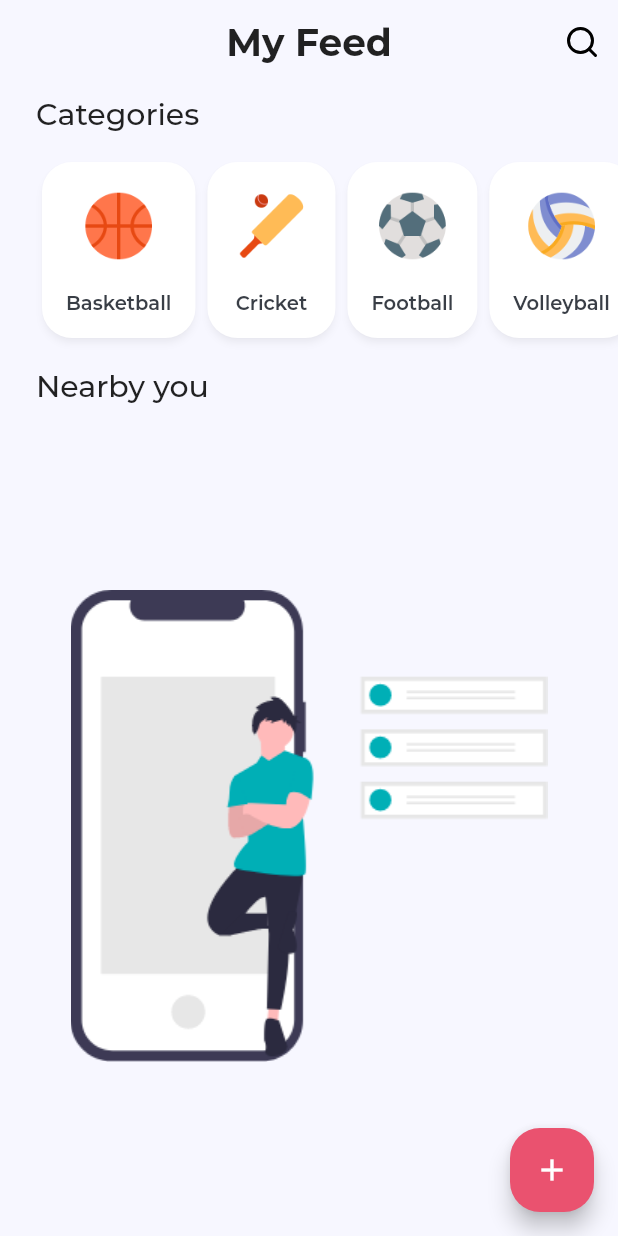
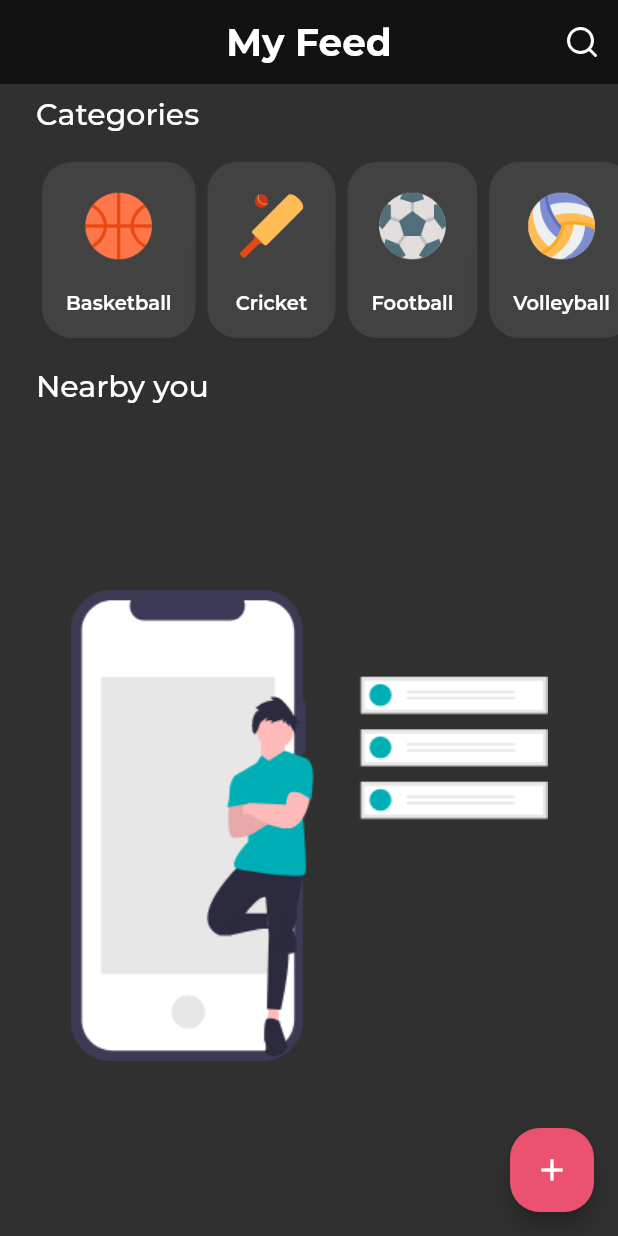
Before and after one commit to Runbhumi/Runbhumi, a Flutter app: the Home screen opened by its route, on a phone screen of 412 x 824 dp. Run offline on Flutter 3.47's test engine with Material 2 defaults, Android fonts, the phone set to English and light mode, and no system bars; our stand-ins replace bubble_tab_indicator, cloud_firestore, datetime_picker_formfield, firebase_auth, firebase_core, firebase_storage and 6 more; missing offline and left inert: connectivity_widget; accounts and stored records are empty; project files that could hold a hidden picture were left out.

Commit message:
added theme config for dark theme

```diff
--- a/lib/utils/theme_config.dart
+++ b/lib/utils/theme_config.dart
@@ -62,11 +62,24 @@ class ThemeNotifier extends ChangeNotifier {
           borderRadius: BorderRadius.all(Radius.circular(20)),
         ),
         foregroundColor: Colors.white,
-
       ),
     ),
     ThemeData(
       visualDensity: VisualDensity.adaptivePlatformDensity,
+      cardTheme: CardTheme(
+        shadowColor: Color(0x20333333),
+        shape: RoundedRectangleBorder(
+          borderRadius: BorderRadius.all(Radius.circular(20)),
+        ),
+        elevation: 20,
+      ),
+      floatingActionButtonTheme: FloatingActionButtonThemeData(
+        backgroundColor: Color(0xffEA526F),
+        shape: RoundedRectangleBorder(
+          borderRadius: BorderRadius.all(Radius.circular(20)),
+        ),
+        foregroundColor: Colors.white,
+      ),
       appBarTheme: AppBarTheme(
         color: Color((0xff121212)),
         elevation: 0,
@@ -97,10 +110,10 @@ class ThemeNotifier extends ChangeNotifier {
         ),
       ),
       primaryColor: Color(0xff00adb5),
-      primaryColorLight: Color(0xff000000),
-      primaryColorDark: Color(0xff00adb5),
-      accentColor: Color(0xff393e46),
-      buttonColor: Color(0xffeeeeee),
+      primaryColorLight: Color(0xffc2fcff),
+      primaryColorDark: Color(0xff004E52),
+      accentColor: Color(0xffEA526F),
+      buttonColor: Color(0xffEA526F),
       bottomNavigationBarTheme: BottomNavigationBarThemeData(
         backgroundColor: Colors.black45,
         elevation: 10,
@@ -112,8 +125,8 @@ class ThemeNotifier extends ChangeNotifier {
     ),
   ];
 
-  MyTheme _current = MyTheme.Light;
-  ThemeData _currentTheme = themes[0];
+  MyTheme _current = MyTheme.Dark;
+  ThemeData _currentTheme = themes[1];
 
   set currentTheme(theme) {
     if (theme != null) {
```
